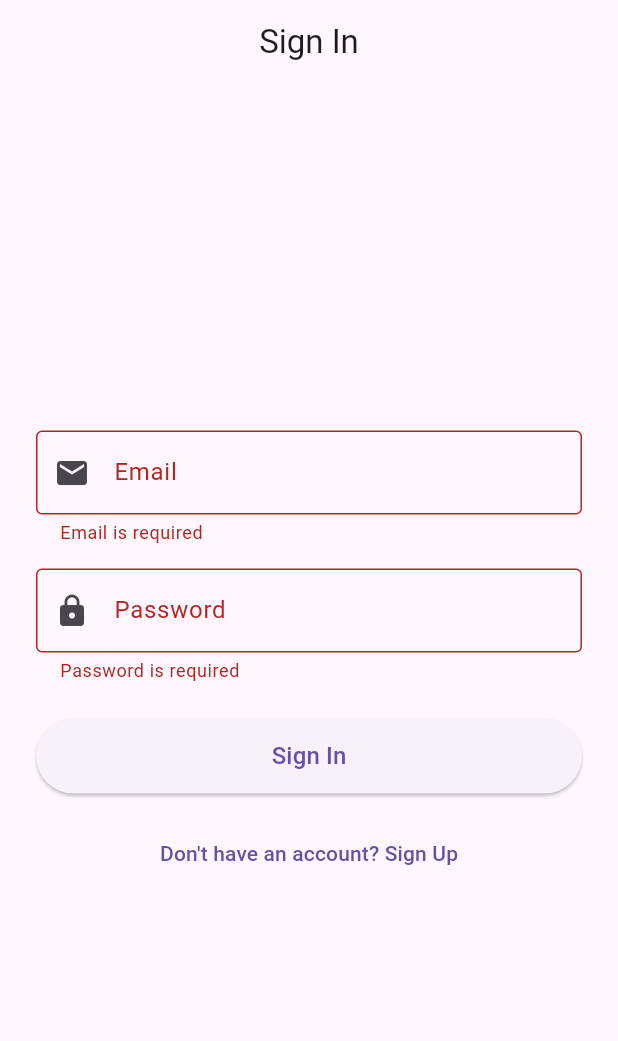
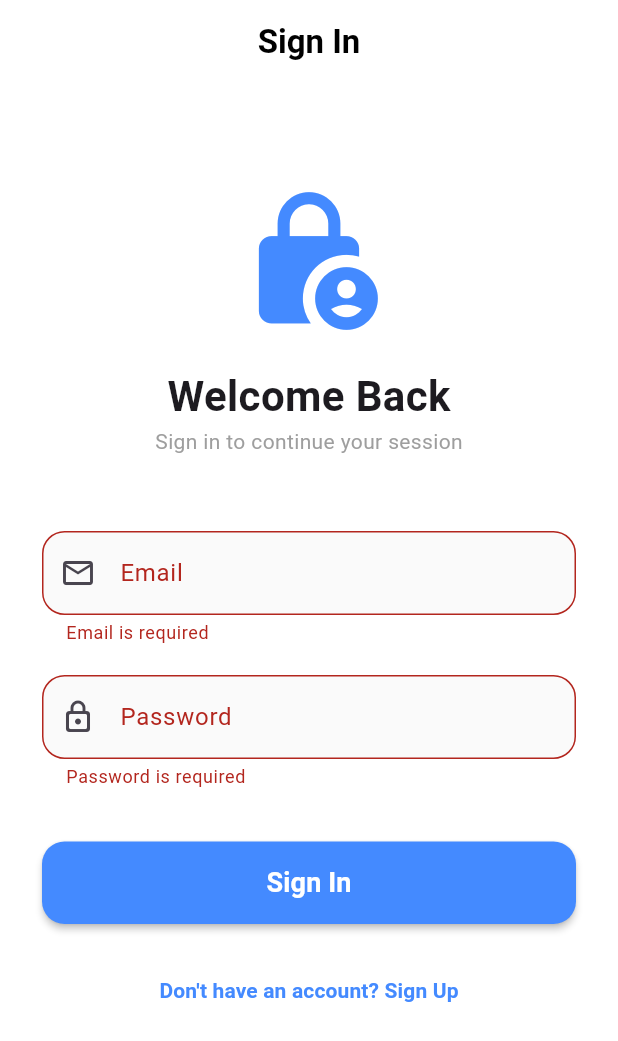
Before and after one commit to 1stLady-dot/aunthenticated_user_dashboard, a Flutter app: the screen it shows after launch, after a tap on "Sign In", on a phone screen of 412 x 824 dp. Shown: the top 1041 px of the screen. Run offline on Flutter 3.47's test engine with Material 3 defaults, Android fonts, the phone set to English and light mode, and no system bars; our stand-ins replace firebase_auth, firebase_core; accounts and stored records are empty.

Commit message:
Adding UI/UX improvements to the login screen.

```diff
--- a/lib/screens/login_screen.dart
+++ b/lib/screens/login_screen.dart
@@ -10,156 +10,146 @@ class LoginScreen extends StatefulWidget {
 }
 
 class _LoginScreenState extends State<LoginScreen> {
-  // Form key for validation
   final _formKey = GlobalKey<FormState>();
-
-  // Controllers for text fields
   final _emailController = TextEditingController();
   final _passwordController = TextEditingController();
-
-  // Loading state for button
   bool _isLoading = false;
-
-  // Firebase Auth instance
   final _auth = FirebaseAuth.instance;
 
   @override
   void dispose() {
-    // IMPORTANT: Always dispose controllers to prevent memory leaks
     _emailController.dispose();
     _passwordController.dispose();
     super.dispose();
   }
 
-  // Email validation function
   String? _validateEmail(String? value) {
-    if (value == null || value.isEmpty) {
-      return 'Email is required';
-    }
-    // Simple regex for email format
+    if (value == null || value.isEmpty) return 'Email is required';
     final emailRegex = RegExp(r'^[^@]+@[^@]+\.[^@]+');
-    if (!emailRegex.hasMatch(value)) {
-      return 'Enter a valid email address';
-    }
+    if (!emailRegex.hasMatch(value)) return 'Enter a valid email address';
     return null;
   }
 
-  // Password validation function
   String? _validatePassword(String? value) {
-    if (value == null || value.isEmpty) {
-      return 'Password is required';
-    }
-    if (value.length < 6) {
-      return 'Password must be at least 6 characters';
-    }
+    if (value == null || value.isEmpty) return 'Password is required';
+    if (value.length < 6) return 'Password must be at least 6 characters';
     return null;
   }
 
-  // Login function
   Future<void> _signIn() async {
-    // Validate form first
-    if (!_formKey.currentState!.validate()) {
-      return;
-    }
+    if (!_formKey.currentState!.validate()) return;
 
-    setState(() {
-      _isLoading = true;
-    });
+    setState(() => _isLoading = true);
 
     try {
-      // Attempt sign in with Firebase
       await _auth.signInWithEmailAndPassword(
         email: _emailController.text.trim(),
         password: _passwordController.text.trim(),
       );
-      // Success! AuthWrapper will automatically redirect to dashboard
+    } on FirebaseAuthException catch (e) {
+      if (!mounted) return; // UI/UX: Prevents context errors if user navigates away
 
-    } on FirebaseAuthException catch (e) {
-      // Handle specific Firebase errors [citation:1]
-      String errorMessage;
+      String errorMessage = 'Login failed: ${e.message}';
+      if (e.code == 'user-not-found') errorMessage = 'No user found with this email.';
+      if (e.code == 'wrong-password') errorMessage = 'Wrong password provided.';
 
-      if (e.code == 'user-not-found') {
-        errorMessage = 'No user found with this email.';
-      } else if (e.code == 'wrong-password') {
-        errorMessage = 'Wrong password provided.';
-      } else if (e.code == 'invalid-email') {
-        errorMessage = 'Invalid email format.';
-      } else {
-        errorMessage = 'Login failed: ${e.message}';
-      }
-
-      // Show error to user
       ScaffoldMessenger.of(context).showSnackBar(
-        SnackBar(content: Text(errorMessage)),
-      );
-
-    } catch (e) {
-      // Handle any other errors
-      ScaffoldMessenger.of(context).showSnackBar(
-        SnackBar(content: Text('An error occurred: ${e.toString()}')),
+        SnackBar(
+          content: Text(errorMessage),
+          behavior: SnackBarBehavior.floating, // Professional floating style
+          backgroundColor: Colors.redAccent,
+        ),
       );
     } finally {
-      // Always stop loading indicator
-      setState(() {
-        _isLoading = false;
-      });
+      if (mounted) setState(() => _isLoading = false);
     }
   }
 
   @override
   Widget build(BuildContext context) {
     return Scaffold(
+      backgroundColor: Colors.white,
       appBar: AppBar(
-        title: const Text('Sign In'),
+        title: const Text('Sign In', style: TextStyle(fontWeight: FontWeight.bold)),
         centerTitle: true,
+        elevation: 0,
+        backgroundColor: Colors.transparent,
+        foregroundColor: Colors.black,
       ),
-      body: Padding(
-        padding: const EdgeInsets.all(24.0),
+      body: SingleChildScrollView( // Prevents overflow errors on small screens
+        child: Padding(
+          padding: const EdgeInsets.all(28.0),
           child: Form(
             key: _formKey,
             child: Column(
-            mainAxisAlignment: MainAxisAlignment.center,
+              crossAxisAlignment: CrossAxisAlignment.center,
               children: [
-              // Email field
+                const SizedBox(height: 40),
+                // Branding/Logo Section
+                const Icon(Icons.lock_person_rounded, size: 100, color: Colors.blueAccent),
+                const SizedBox(height: 20),
+                const Text(
+                  "Welcome Back",
+                  style: TextStyle(fontSize: 28, fontWeight: FontWeight.bold),
+                ),
+                const Text("Sign in to continue your session", style: TextStyle(color: Colors.grey)),
+                const SizedBox(height: 50),
+
+                // Email Field
                 TextFormField(
                   controller: _emailController,
-                decoration: const InputDecoration(
+                  enabled: !_isLoading,
+                  decoration: InputDecoration(
                     labelText: 'Email',
-                  border: OutlineInputBorder(),
-                  prefixIcon: Icon(Icons.email),
+                    hintText: 'user@example.com',
+                    prefixIcon: const Icon(Icons.email_outlined),
+                    border: OutlineInputBorder(borderRadius: BorderRadius.circular(15)),
+                    filled: true,
+                    fillColor: Colors.grey[50],
                   ),
                   keyboardType: TextInputType.emailAddress,
                   validator: _validateEmail,
-                enabled: !_isLoading, // Disable while loading
                 ),
-              const SizedBox(height: 16),
+                const SizedBox(height: 20),
 
-              // Password field
+                // Password Field
                 TextFormField(
                   controller: _passwordController,
-                decoration: const InputDecoration(
+                  enabled: !_isLoading,
+                  obscureText: true,
+                  decoration: InputDecoration(
                     labelText: 'Password',
-                  border: OutlineInputBorder(),
-                  prefixIcon: Icon(Icons.lock),
+                    prefixIcon: const Icon(Icons.lock_outline_rounded),
+                    border: OutlineInputBorder(borderRadius: BorderRadius.circular(15)),
+                    filled: true,
+                    fillColor: Colors.grey[50],
                   ),
-                obscureText: true, // Hide password
                   validator: _validatePassword,
-                enabled: !_isLoading,
                 ),
-              const SizedBox(height: 24),
+                const SizedBox(height: 35),
 
-              // Sign In button
+                // Sign In Button
                 SizedBox(
                   width: double.infinity,
-                height: 50,
+                  height: 55,
                   child: ElevatedButton(
+                    style: ElevatedButton.styleFrom(
+                      backgroundColor: Colors.blueAccent,
+                      foregroundColor: Colors.white,
+                      shape: RoundedRectangleBorder(borderRadius: BorderRadius.circular(15)),
+                      elevation: 2,
+                    ),
                     onPressed: _isLoading ? null : _signIn,
                     child: _isLoading
-                      ? const CircularProgressIndicator(color: Colors.white)
-                      : const Text('Sign In', style: TextStyle(fontSize: 16)),
+                        ? const SizedBox(
+                            height: 20,
+                            width: 20,
+                            child: CircularProgressIndicator(color: Colors.white, strokeWidth: 2),
+                          )
+                        : const Text('Sign In', style: TextStyle(fontSize: 18, fontWeight: FontWeight.bold)),
                   ),
                 ),
-              const SizedBox(height: 16),
+                const SizedBox(height: 20),
 
                 // Link to Sign Up
                 TextButton(
@@ -168,14 +158,16 @@ class _LoginScreenState extends State<LoginScreen> {
                       : () {
                           Navigator.push(
                             context,
-                          MaterialPageRoute(
-                            builder: (context) => const SignupScreen(),
-                          ),
+                            MaterialPageRoute(builder: (context) => const SignupScreen()),
                           );
                         },
-                child: const Text('Don\'t have an account? Sign Up'),
+                  child: const Text(
+                    'Don\'t have an account? Sign Up',
+                    style: TextStyle(color: Colors.blueAccent, fontWeight: FontWeight.w600),
+                  ),
                 ),
               ],
+            ),
           ),
         ),
       ),
```
Lines whose indentation alone changed are shown as unchanged.
